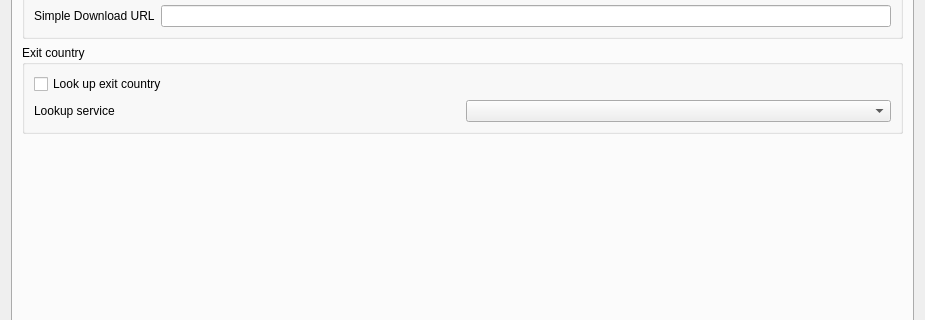
First picture: the form in include/ui/setting/dialog_basic_settings.ui, repository throneproj/Throne, before the edit; both pictures show x 0 to 925 and y 223 to 543 of the 925 by 634 pixel window.
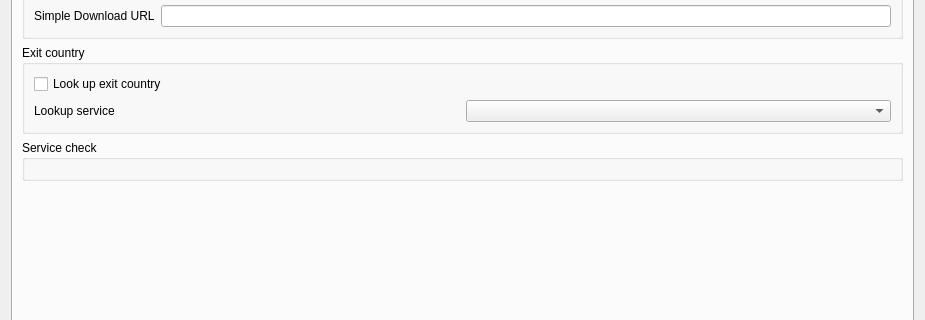
Second picture: the form after the edit. The open tabs and pages were chosen to show the change. Custom widgets are drawn as their Qt base class.

Diff of the .ui file:
```diff
--- a/include/ui/setting/dialog_basic_settings.ui
+++ b/include/ui/setting/dialog_basic_settings.ui
@@ -989,6 +989,17 @@
          </layout>
         </widget>
        </item>
+       <item>
+        <widget class="QGroupBox" name="service_check_box">
+         <property name="uiFoldInto" stdset="0">
+          <string notr="true">tab_connection</string>
+         </property>
+         <property name="title">
+          <string>Service check</string>
+         </property>
+         <layout class="QVBoxLayout" name="serviceCheckLayout"/>
+        </widget>
+       </item>
        <item>
         <spacer name="verticalSpacer_testing">
          <property name="orientation">
```
Left out of the diff: 5 changed lines with no effect on the pictures.
